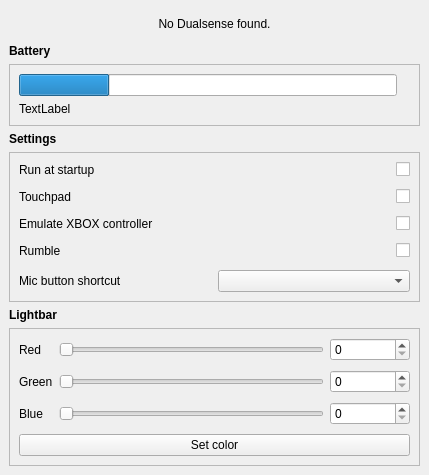
This is design.ui in Odizinne/makeSense as Qt 5 draws it before an edit. The edited form follows.
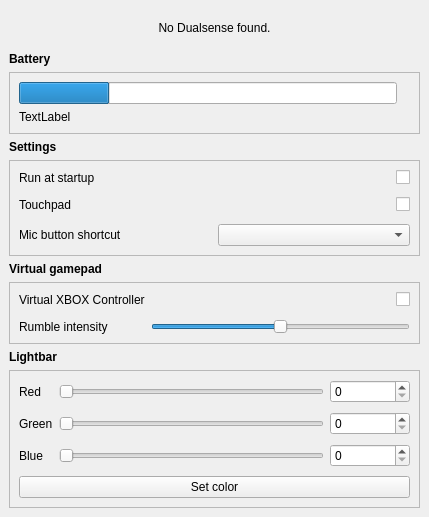
This is the edited form.

Commit message: removed rumbleBox, added rumbleSlider

The edit to the form file:
```diff
--- a/design.ui
+++ b/design.ui
@@ -7,7 +7,7 @@
     <x>0</x>
     <y>0</y>
     <width>429</width>
-    <height>475</height>
+    <height>517</height>
    </rect>
   </property>
   <property name="windowTitle">
@@ -30,6 +30,42 @@
        <property name="bottomMargin">
         <number>0</number>
        </property>
+       <item row="6" column="0">
+        <widget class="QLabel" name="label_2">
+         <property name="font">
+          <font>
+           <bold>true</bold>
+          </font>
+         </property>
+         <property name="text">
+          <string>Lightbar</string>
+         </property>
+        </widget>
+       </item>
+       <item row="2" column="0">
+        <widget class="QLabel" name="label">
+         <property name="font">
+          <font>
+           <bold>true</bold>
+          </font>
+         </property>
+         <property name="text">
+          <string>Settings</string>
+         </property>
+        </widget>
+       </item>
+       <item row="4" column="0">
+        <widget class="QLabel" name="label_4">
+         <property name="font">
+          <font>
+           <bold>true</bold>
+          </font>
+         </property>
+         <property name="text">
+          <string>Virtual gamepad</string>
+         </property>
+        </widget>
+       </item>
        <item row="0" column="0">
         <widget class="QLabel" name="batteryLabel_3">
          <property name="sizePolicy">
@@ -48,31 +84,7 @@
          </property>
         </widget>
        </item>
-       <item row="2" column="0">
-        <widget class="QLabel" name="label">
-         <property name="font">
-          <font>
-           <bold>true</bold>
-          </font>
-         </property>
-         <property name="text">
-          <string>Settings</string>
-         </property>
-        </widget>
-       </item>
-       <item row="4" column="0">
-        <widget class="QLabel" name="label_2">
-         <property name="font">
-          <font>
-           <bold>true</bold>
-          </font>
-         </property>
-         <property name="text">
-          <string>Lightbar</string>
-         </property>
-        </widget>
-       </item>
-       <item row="5" column="0">
+       <item row="7" column="0">
         <widget class="QFrame" name="lightbarFrame">
          <property name="frameShape">
           <enum>QFrame::Shape::StyledPanel</enum>
@@ -352,16 +364,6 @@
           <property name="verticalSpacing">
            <number>12</number>
           </property>
-          <item row="2" column="1">
-           <widget class="QCheckBox" name="emulateXboxBox">
-            <property name="layoutDirection">
-             <enum>Qt::LayoutDirection::RightToLeft</enum>
-            </property>
-            <property name="text">
-             <string/>
-            </property>
-           </widget>
-          </item>
           <item row="0" column="1">
            <widget class="QCheckBox" name="startupBox">
             <property name="layoutDirection">
@@ -379,23 +381,6 @@
             </property>
            </widget>
           </item>
-          <item row="3" column="1">
-           <widget class="QCheckBox" name="rumbleBox">
-            <property name="layoutDirection">
-             <enum>Qt::LayoutDirection::RightToLeft</enum>
-            </property>
-            <property name="text">
-             <string/>
-            </property>
-           </widget>
-          </item>
-          <item row="3" column="0">
-           <widget class="QLabel" name="rumbleLabel">
-            <property name="text">
-             <string>Rumble</string>
-            </property>
-           </widget>
-          </item>
           <item row="1" column="1">
            <widget class="QCheckBox" name="touchpadBox">
             <property name="layoutDirection">
@@ -406,13 +391,6 @@
             </property>
            </widget>
           </item>
-          <item row="2" column="0">
-           <widget class="QLabel" name="emulateXboxLabel">
-            <property name="text">
-             <string>Emulate XBOX controller</string>
-            </property>
-           </widget>
-          </item>
           <item row="0" column="0">
            <widget class="QLabel" name="startupLabel">
             <property name="text">
@@ -433,6 +411,70 @@
          </layout>
         </widget>
        </item>
+       <item row="5" column="0">
+        <widget class="QFrame" name="gridFrame">
+         <property name="frameShape">
+          <enum>QFrame::Shape::StyledPanel</enum>
+         </property>
+         <property name="frameShadow">
+          <enum>QFrame::Shadow::Sunken</enum>
+         </property>
+         <layout class="QGridLayout" name="gridLayout_2">
+          <property name="leftMargin">
+           <number>9</number>
+          </property>
+          <property name="topMargin">
+           <number>9</number>
+          </property>
+          <property name="rightMargin">
+           <number>9</number>
+          </property>
+          <property name="bottomMargin">
+           <number>9</number>
+          </property>
+          <property name="verticalSpacing">
+           <number>12</number>
+          </property>
+          <item row="2" column="0">
+           <widget class="QLabel" name="rumbleLabel">
+            <property name="text">
+             <string>Rumble intensity</string>
+            </property>
+           </widget>
+          </item>
+          <item row="0" column="0">
+           <widget class="QLabel" name="emulateXboxLabel">
+            <property name="text">
+             <string>Virtual XBOX Controller</string>
+            </property>
+           </widget>
+          </item>
+          <item row="0" column="1">
+           <widget class="QCheckBox" name="emulateXboxBox">
+            <property name="layoutDirection">
+             <enum>Qt::LayoutDirection::RightToLeft</enum>
+            </property>
+            <property name="text">
+             <string/>
+            </property>
+           </widget>
+          </item>
+          <item row="2" column="1">
+           <widget class="QSlider" name="rumbleSlider">
+            <property name="maximum">
+             <number>100</number>
+            </property>
+            <property name="sliderPosition">
+             <number>50</number>
+            </property>
+            <property name="orientation">
+             <enum>Qt::Orientation::Horizontal</enum>
+            </property>
+           </widget>
+          </item>
+         </layout>
+        </widget>
+       </item>
       </layout>
      </widget>
     </item>
```
The commit also changes 2 other files.
